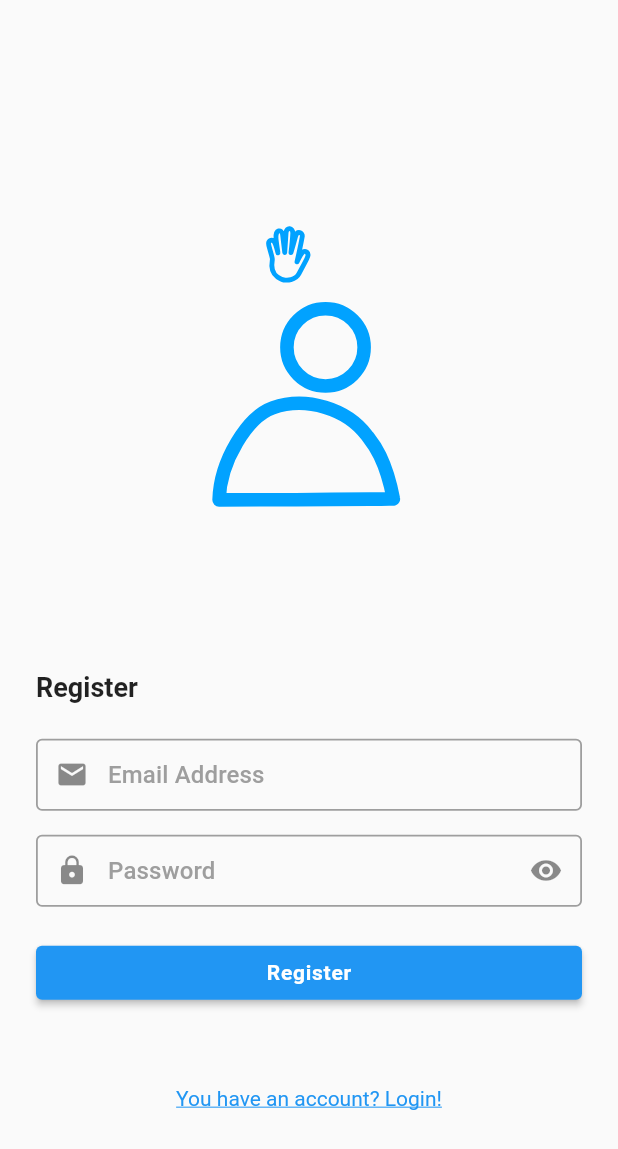
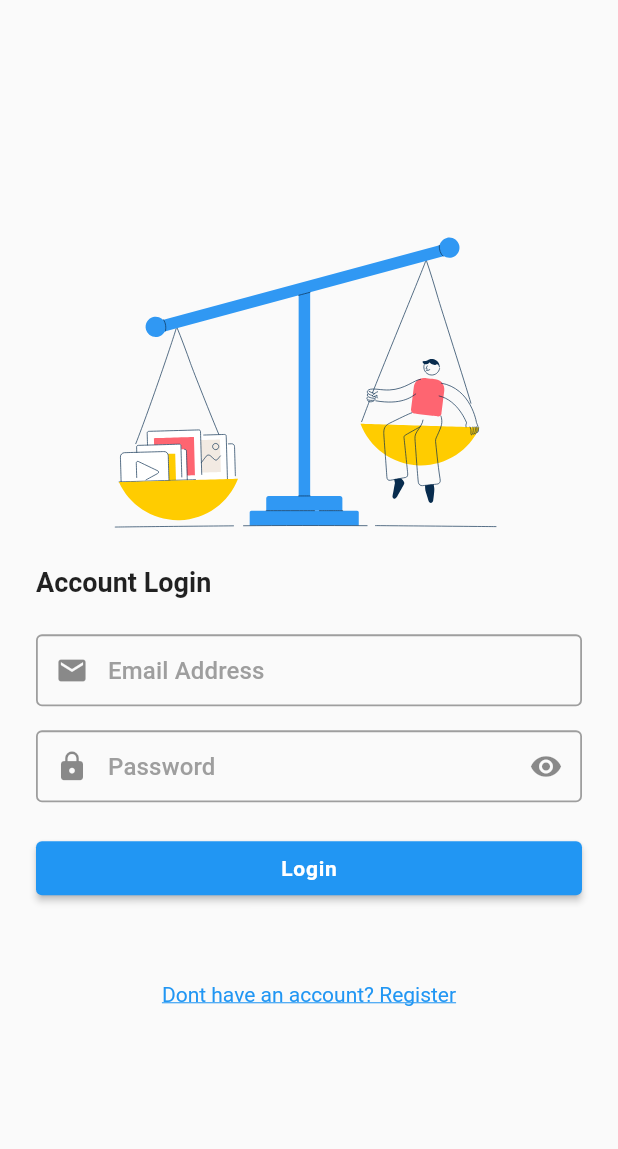
Before and after one commit to DennisAziaya/weight-tracker-flutter-app, a Flutter app: the screen it shows after launch, on a phone screen of 412 x 824 dp. Shown: the top 1149 px of the screen. Run offline on Flutter 3.47's test engine with Material 2 defaults, Android fonts, the phone set to English and light mode, and no system bars; our stand-ins replace fluttertoast, lottie.

```diff
--- a/lib/main.dart
+++ b/lib/main.dart
@@ -22,7 +22,7 @@ class MyApp extends StatelessWidget {
             create: (BuildContext context) => WeightDataProvider('', []),
             update: (BuildContext context, auth, previous) =>
                 WeightDataProvider(auth.token,
-                    previous!.dataRecord == null ? [] : previous.dataRecord)),
+                    previous!.dataRecord.isEmpty ? [] : previous.dataRecord)),
       ],
       child: MaterialApp(
           debugShowCheckedModeBanner: false,
@@ -31,7 +31,7 @@ class MyApp extends StatelessWidget {
             '/': (context) =>
                 Provider.of<AuthProvider>(context).isUserAuthenticated
                     ? const HomeScreen()
-                    : const RegisterScreen(),
+                    : const LoginScreen(),
           }),
     );
   }
```
